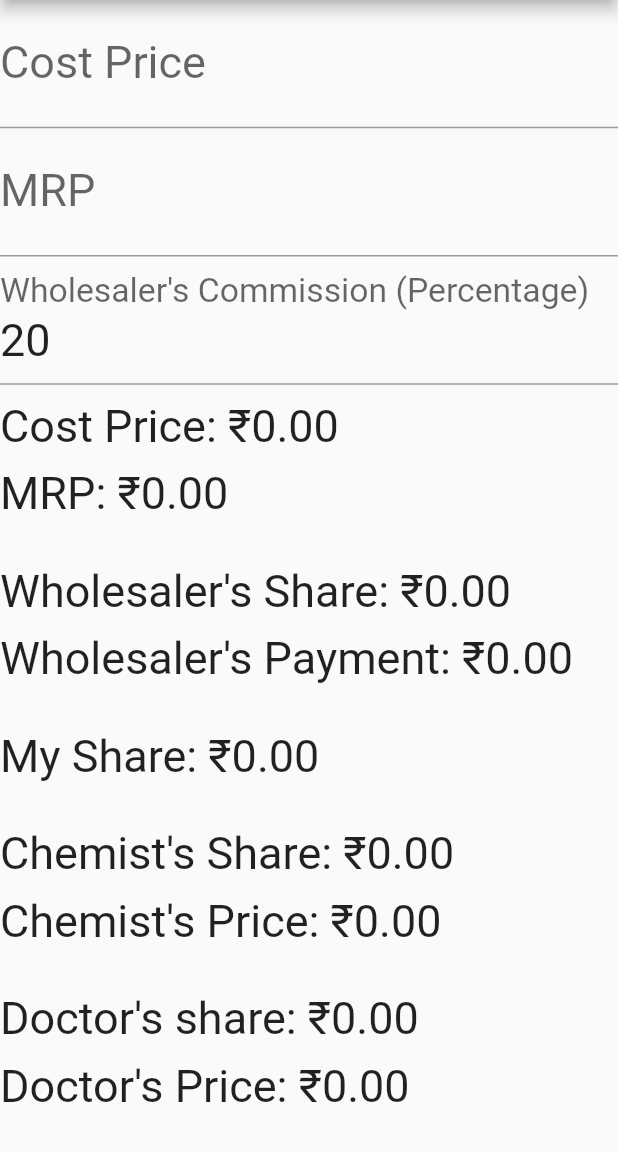
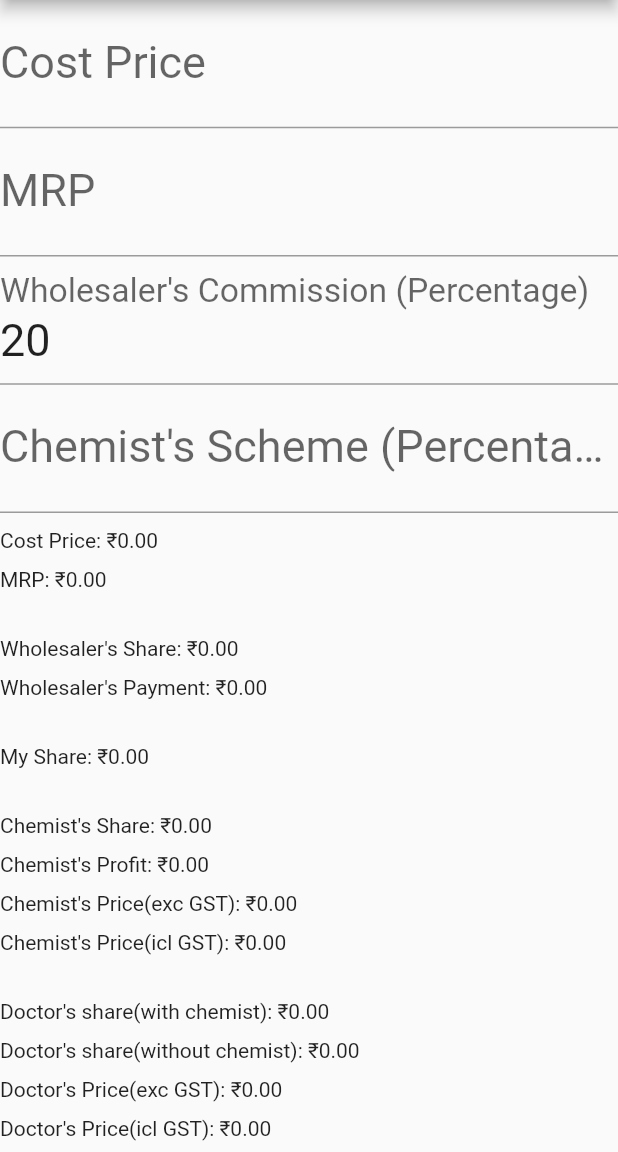
Before and after one commit to arghyabandyopadhyay/commissioncalculator, a Flutter app: the screen it shows after launch, on a phone screen of 412 x 824 dp, the part 84-1236 px from its top. Run offline on Flutter 3.47's test engine with Material 2 defaults, Android fonts, the phone set to English and light mode, and no system bars.

Commit message:
apr12 update

```diff
--- a/lib/main.dart
+++ b/lib/main.dart
@@ -29,10 +29,31 @@ class _MyHomePageState extends State<MyHomePage> {
   double wholeSalersShare = 0;
   double myShare = 0;
   double chemistsShare = 0;
+  double chemistsPrice = 0;
   double doctorsShare = 0;
+  double doctorsPrice = 0;
+  double mrp=0;
+  double cp=0;
+  double wscomm=0;
+  double scheme=0;
+  double margin=0;
   TextEditingController costPriceController=TextEditingController();
   TextEditingController mrpPriceController=TextEditingController();
   TextEditingController wholeSalersCommissionController=TextEditingController();
+  TextEditingController chemistSchemeController=TextEditingController();
+  void calculateValues(){
+    mrp=(mrpPriceController.text!=""?double.parse(mrpPriceController.text):0);
+    cp=(costPriceController.text!=""?double.parse(costPriceController.text):0);
+    wscomm=(wholeSalersCommissionController.text!=""?double.parse(wholeSalersCommissionController.text)/100:0.2);
+    scheme=((chemistSchemeController.text!=""?double.parse(chemistSchemeController.text):0)/100);
+    margin=mrp-cp;
+    wholeSalersShare=margin*wscomm;
+    chemistsShare=margin*0.20;
+    doctorsShare=margin*0.30;
+    chemistsPrice=(mrp-chemistsShare)*(1-scheme);
+    myShare=margin-wholeSalersShare-(chemistsShare+scheme*(mrp-chemistsShare))-doctorsShare;
+    doctorsPrice=chemistsPrice-doctorsShare;
+  }
   @override
   void initState() {
     super.initState();
@@ -56,11 +77,7 @@ class _MyHomePageState extends State<MyHomePage> {
             style: TextStyle(fontSize: 30),
             onChanged: (value){
               setState(() {
-                double temp=(mrpPriceController.text!=""?double.parse(mrpPriceController.text):0)-(value!=""?double.parse(value):0);
-                wholeSalersShare=temp*0.20;
-                chemistsShare=temp*0.20;
-                doctorsShare=temp*0.30;
-                myShare=temp-wholeSalersShare-chemistsShare-doctorsShare;
+                calculateValues();
               });
             },
           ),
@@ -75,11 +92,7 @@ class _MyHomePageState extends State<MyHomePage> {
             onChanged: (value)
             {
               setState(() {
-                double temp=(value!=""?double.parse(value):0)-(costPriceController.text!=""?double.parse(costPriceController.text):0);
-                wholeSalersShare=temp*0.20;
-                chemistsShare=temp*0.20;
-                doctorsShare=temp*0.30;
-                myShare=temp-wholeSalersShare-chemistsShare-doctorsShare;
+                calculateValues();
               });
             },
           ),
@@ -94,32 +107,51 @@ class _MyHomePageState extends State<MyHomePage> {
             onChanged: (value)
             {
               setState(() {
-                double temp=(mrpPriceController.text!=""?double.parse(mrpPriceController.text):0)-(costPriceController.text!=""?double.parse(costPriceController.text):0);
-                wholeSalersShare=temp*(value!=""?double.parse(value)/100:0.2);
-                chemistsShare=temp*0.20;
-                doctorsShare=temp*0.30;
-                myShare=temp-wholeSalersShare-chemistsShare-doctorsShare;
+                calculateValues();
+              });
+            },
+          ),
+          TextFormField(
+            style: TextStyle(fontSize: 30),
+            controller: chemistSchemeController,
+            textInputAction: TextInputAction.next,
+            keyboardType: TextInputType.number,
+            decoration: InputDecoration(
+                labelText: "Chemist's Scheme (Percentage)",
+            ),
+            onChanged: (value)
+            {
+              setState(() {
+                calculateValues();
               });
             },
           ),
           SizedBox(height: 10,),
-          Text("Cost Price: ₹${(costPriceController.text!=""?double.parse(costPriceController.text):0).toStringAsFixed(2).replaceAllMapped(commaRegex, (match) => matchFunc(match))}",style: TextStyle(fontSize: 30),),
+          Text("Cost Price: ₹${cp.toStringAsFixed(2).replaceAllMapped(commaRegex, (match) => matchFunc(match))}",),
           SizedBox(height: 10,),
-          Text("MRP: ₹${(mrpPriceController.text!=""?double.parse(mrpPriceController.text):0).toStringAsFixed(2).replaceAllMapped(commaRegex, (match) => matchFunc(match))}",style: TextStyle(fontSize: 30),),
+          Text("MRP: ₹${mrp.toStringAsFixed(2).replaceAllMapped(commaRegex, (match) => matchFunc(match))}",),
           SizedBox(height: 30,),
-          Text("Wholesaler's Share: ₹${wholeSalersShare.toStringAsFixed(2).replaceAllMapped(commaRegex, (match) => matchFunc(match))}",style: TextStyle(fontSize: 30),),
+          Text("Wholesaler's Share: ₹${wholeSalersShare.toStringAsFixed(2).replaceAllMapped(commaRegex, (match) => matchFunc(match))}",),
           SizedBox(height: 10,),
-          Text("Wholesaler's Payment: ₹${(wholeSalersShare+(costPriceController.text!=""?double.parse(costPriceController.text):0)).toStringAsFixed(2).replaceAllMapped(commaRegex, (match) => matchFunc(match))}",style: TextStyle(fontSize: 30),),
+          Text("Wholesaler's Payment: ₹${(wholeSalersShare+cp).toStringAsFixed(2).replaceAllMapped(commaRegex, (match) => matchFunc(match))}",),
           SizedBox(height: 30,),
-          Text("My Share: ₹${myShare.toStringAsFixed(2).replaceAllMapped(commaRegex, (match) => matchFunc(match))}",style: TextStyle(fontSize: 30),),
+          Text("My Share: ₹${myShare.toStringAsFixed(2).replaceAllMapped(commaRegex, (match) => matchFunc(match))}",),
           SizedBox(height: 30,),
-          Text("Chemist's Share: ₹${chemistsShare.toStringAsFixed(2).replaceAllMapped(commaRegex, (match) => matchFunc(match))}",style: TextStyle(fontSize: 30),),
+          Text("Chemist's Share: ₹${chemistsShare.toStringAsFixed(2).replaceAllMapped(commaRegex, (match) => matchFunc(match))}",),
           SizedBox(height: 10,),
-          Text("Chemist's Price: ₹${((mrpPriceController.text!=""?double.parse(mrpPriceController.text):0)-chemistsShare).toStringAsFixed(2).replaceAllMapped(commaRegex, (match) => matchFunc(match))}",style: TextStyle(fontSize: 30),),
+          Text("Chemist's Profit: ₹${(chemistsShare+scheme*(mrp-chemistsShare)).toStringAsFixed(2).replaceAllMapped(commaRegex, (match) => matchFunc(match))}",),
+          SizedBox(height: 10,),
+          Text("Chemist's Price(exc GST): ₹${(chemistsPrice/1.18).toStringAsFixed(2).replaceAllMapped(commaRegex, (match) => matchFunc(match))}",),
+          SizedBox(height: 10,),
+          Text("Chemist's Price(icl GST): ₹${(chemistsPrice).toStringAsFixed(2).replaceAllMapped(commaRegex, (match) => matchFunc(match))}",),
           SizedBox(height: 30,),
-          Text("Doctor's share: ₹${doctorsShare.toStringAsFixed(2).replaceAllMapped(commaRegex, (match) => matchFunc(match))}",style: TextStyle(fontSize: 30),),
+          Text("Doctor's share(with chemist): ₹${doctorsShare.toStringAsFixed(2).replaceAllMapped(commaRegex, (match) => matchFunc(match))}",),
           SizedBox(height: 10,),
-          Text("Doctor's Price: ₹${((mrpPriceController.text!=""?double.parse(mrpPriceController.text):0)-chemistsShare-doctorsShare).toStringAsFixed(2).replaceAllMapped(commaRegex, (match) => matchFunc(match))}",style: TextStyle(fontSize: 30),),
+          Text("Doctor's share(without chemist): ₹${(doctorsShare+chemistsShare).toStringAsFixed(2).replaceAllMapped(commaRegex, (match) => matchFunc(match))}",),
+          SizedBox(height: 10,),
+          Text("Doctor's Price(exc GST): ₹${((doctorsPrice)/1.18).toStringAsFixed(2).replaceAllMapped(commaRegex, (match) => matchFunc(match))}",),
+          SizedBox(height: 10,),
+          Text("Doctor's Price(icl GST): ₹${(doctorsPrice).toStringAsFixed(2).replaceAllMapped(commaRegex, (match) => matchFunc(match))}",),
 
         ],
       ),
```
